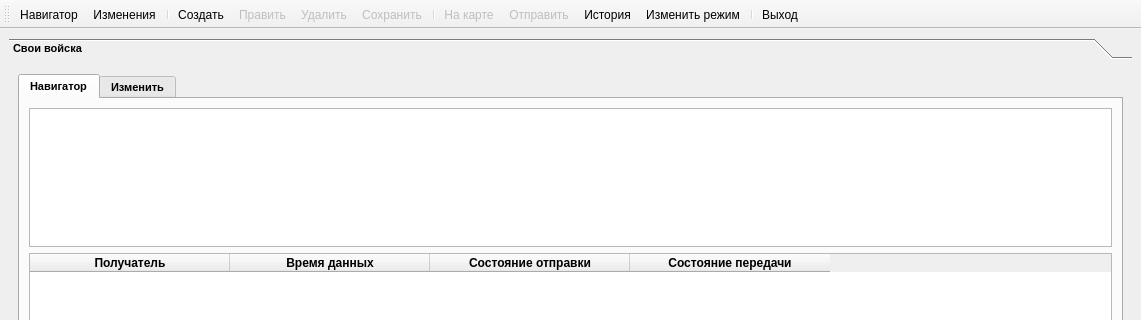
First picture: the form in mainwindow2.ui, repository rymarchik/InitState, before the edit; both pictures show x 0 to 1141 and y 0 to 320 of the 1141 by 579 pixel window.
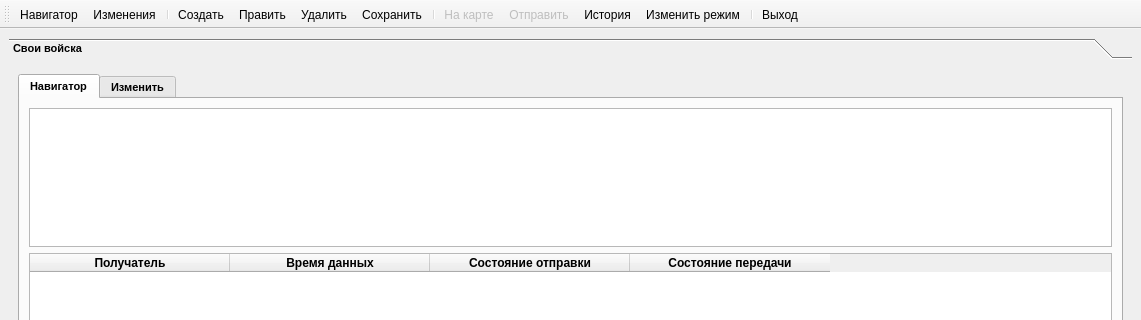
Second picture: the form after the edit. The open tabs and pages were chosen to show the change. Icons and pictures are not drawn.

The edit to the form file:
```diff
--- a/mainwindow2.ui
+++ b/mainwindow2.ui
@@ -1037,9 +1037,12 @@
    </property>
   </action>
   <action name="m_edit">
-   <property name="enabled">
+   <property name="checkable">
     <bool>false</bool>
    </property>
+   <property name="enabled">
+    <bool>true</bool>
+   </property>
    <property name="icon">
     <iconset resource="resources.qrc">
      <normaloff>:/resources/toolbar/edit.png</normaloff>:/resources/toolbar/edit.png</iconset>
@@ -1049,9 +1052,12 @@
    </property>
   </action>
   <action name="m_delete">
-   <property name="enabled">
+   <property name="checkable">
     <bool>false</bool>
    </property>
+   <property name="enabled">
+    <bool>true</bool>
+   </property>
    <property name="icon">
     <iconset resource="resources.qrc">
      <normaloff>:/resources/toolbar/delete.png</normaloff>:/resources/toolbar/delete.png</iconset>
@@ -1061,9 +1067,12 @@
    </property>
   </action>
   <action name="m_save">
-   <property name="enabled">
+   <property name="checkable">
     <bool>false</bool>
    </property>
+   <property name="enabled">
+    <bool>true</bool>
+   </property>
    <property name="icon">
     <iconset resource="resources.qrc">
      <normaloff>:/resources/toolbar/save.png</normaloff>:/resources/toolbar/save.png</iconset>
```
Left out of the diff: 72 changed lines with no effect on the pictures. Lines whose indentation alone changed are shown as unchanged.
